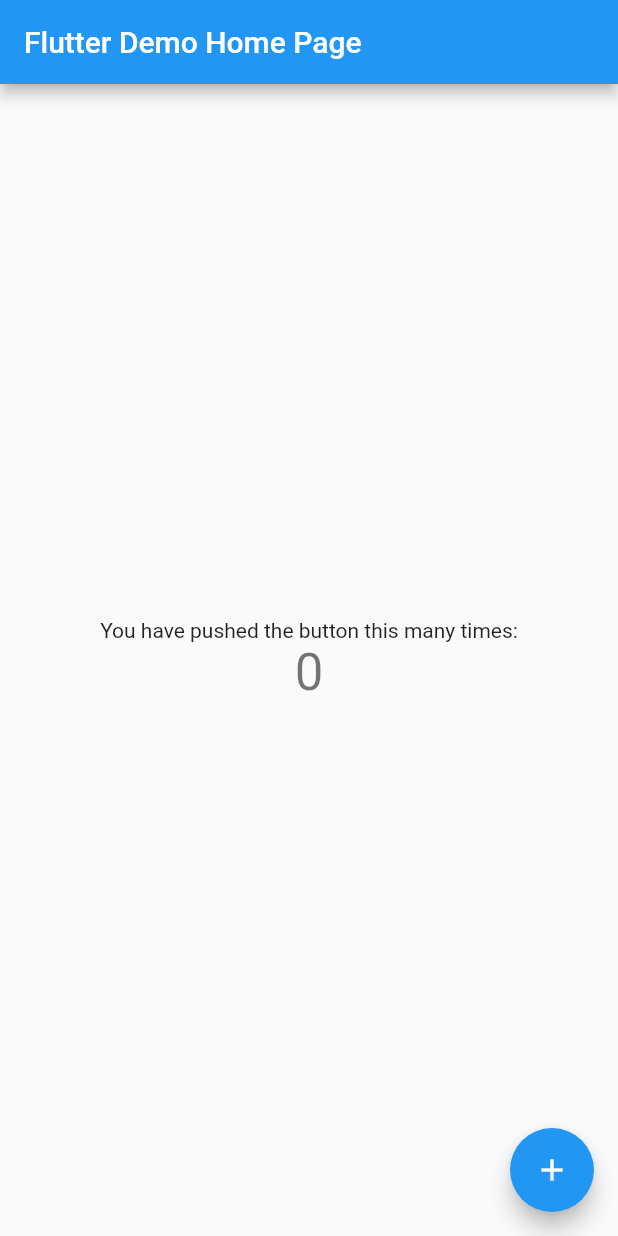
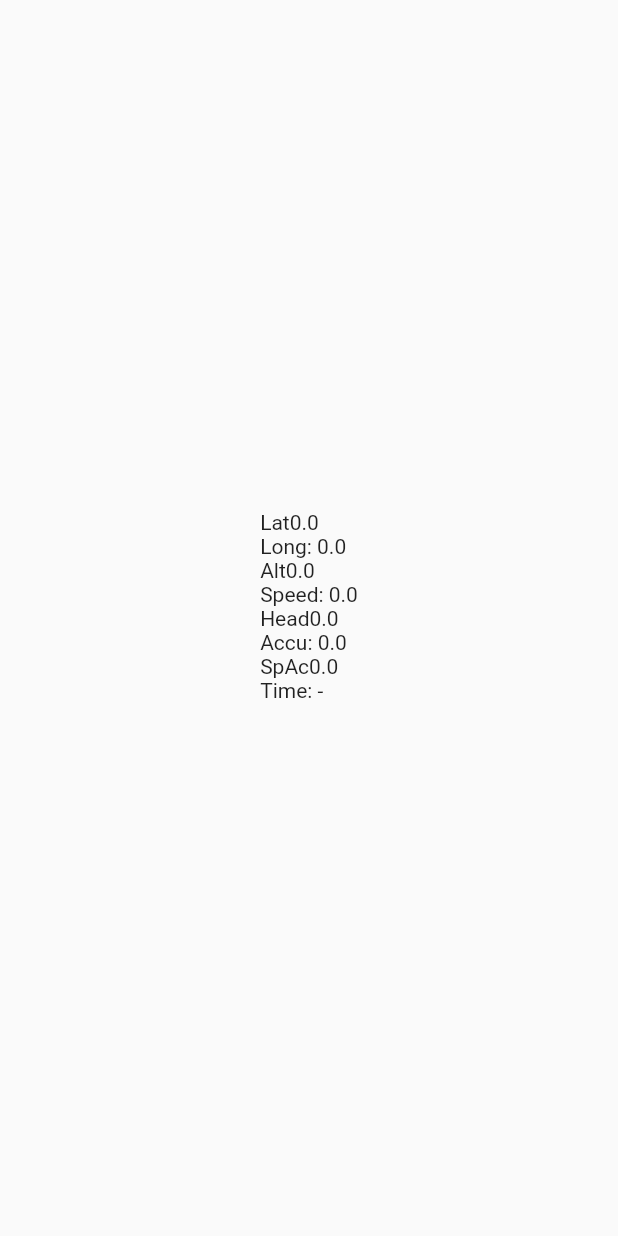
Before and after one commit to oldroger/cityracer, a Flutter app: the screen it shows after launch, on a phone screen of 412 x 824 dp. Run offline on Flutter 3.47's test engine with Material 2 defaults, Android fonts, the phone set to English and light mode, and no system bars; our stand-ins replace location, wakelock.

Commit message:
now with missing files

```diff
--- a/cityracer/lib/main.dart
+++ b/cityracer/lib/main.dart
@@ -1,113 +1,79 @@
 import 'package:flutter/material.dart';
+//import 'package:provider/provider.dart';
+import 'package:wakelock/wakelock.dart';
+
+import 'package:cityracer/control/TrackingControl.dart';
+import 'package:cityracer/model/DisplayConfigurationData.dart';
+import 'package:cityracer/model/TrackingData.dart';
 
 void main() {
-  runApp(MyApp());
+  runApp(CityRacer());
 }
 
-class MyApp extends StatelessWidget {
-  // This widget is the root of your application.
+class CityRacer extends StatelessWidget {
   @override
   Widget build(BuildContext context) {
+    Wakelock.enable();
+    /*return StreamProvider<TrackingData>(
+        initialData: TrackingData.defaultValues(),
+        create: (context) => TrackingControl().locationStream,
+        child: MaterialApp(
+          title: 'Cityracer',
+          theme: ThemeData(
+            primarySwatch: DisplayConfigurationData.primaryColor,
+          ),
+          home: const MenuView(title: 'City Racer'),
+        ));*/
     return MaterialApp(
-      title: 'Flutter Demo',
-      theme: ThemeData(
-        // This is the theme of your application.
-        //
-        // Try running your application with "flutter run". You'll see the
-        // application has a blue toolbar. Then, without quitting the app, try
-        // changing the primarySwatch below to Colors.green and then invoke
-        // "hot reload" (press "r" in the console where you ran "flutter run",
-        // or simply save your changes to "hot reload" in a Flutter IDE).
-        // Notice that the counter didn't reset back to zero; the application
-        // is not restarted.
-        primarySwatch: Colors.blue,
-      ),
-      home: MyHomePage(title: 'Flutter Demo Home Page'),
+            title: 'Cityracer',
+            theme: ThemeData(
+              primarySwatch: DisplayConfigurationData.primaryColor,
+            ),
+          home: const MenuView(title: 'City Racer')
     );
   }
 }
 
-class MyHomePage extends StatefulWidget {
-  MyHomePage({Key? key, required this.title}) : super(key: key);
-
-  // This widget is the home page of your application. It is stateful, meaning
-  // that it has a State object (defined below) that contains fields that affect
-  // how it looks.
-
-  // This class is the configuration for the state. It holds the values (in this
-  // case the title) provided by the parent (in this case the App widget) and
-  // used by the build method of the State. Fields in a Widget subclass are
-  // always marked "final".
+class MenuView extends StatefulWidget {
+  const MenuView({Key? key, required this.title}) : super(key: key);
 
   final String title;
 
   @override
-  _MyHomePageState createState() => _MyHomePageState();
+  State<MenuView> createState() => _MenuView();
 }
 
-class _MyHomePageState extends State<MyHomePage> {
-  int _counter = 0;
+class _MenuView extends State<MenuView> {
+  TrackingData _trackingData = TrackingData.defaultValues();
+  TrackingControl _trackingControl = TrackingControl();
 
-  void _incrementCounter() {
+  _MenuView(){
+    _trackingControl.startTracking(updateValues);
+
+  }
+
+  void updateValues(TrackingData trackingData) {
     setState(() {
-      // This call to setState tells the Flutter framework that something has
-      // changed in this State, which causes it to rerun the build method below
-      // so that the display can reflect the updated values. If we changed
-      // _counter without calling setState(), then the build method would not be
-      // called again, and so nothing would appear to happen.
-      _counter++;
+      _trackingData = trackingData;
     });
   }
 
   @override
   Widget build(BuildContext context) {
-    // This method is rerun every time setState is called, for instance as done
-    // by the _incrementCounter method above.
-    //
-    // The Flutter framework has been optimized to make rerunning build methods
-    // fast, so that you can just rebuild anything that needs updating rather
-    // than having to individually change instances of widgets.
+
+    //var userLocation = Provider.of<TrackingData>(context);
     return Scaffold(
-      appBar: AppBar(
-        // Here we take the value from the MyHomePage object that was created by
-        // the App.build method, and use it to set our appbar title.
-        title: Text(widget.title),
-      ),
-      body: Center(
-        // Center is a layout widget. It takes a single child and positions it
-        // in the middle of the parent.
-        child: Column(
-          // Column is also a layout widget. It takes a list of children and
-          // arranges them vertically. By default, it sizes itself to fit its
-          // children horizontally, and tries to be as tall as its parent.
-          //
-          // Invoke "debug painting" (press "p" in the console, choose the
-          // "Toggle Debug Paint" action from the Flutter Inspector in Android
-          // Studio, or the "Toggle Debug Paint" command in Visual Studio Code)
-          // to see the wireframe for each widget.
-          //
-          // Column has various properties to control how it sizes itself and
-          // how it positions its children. Here we use mainAxisAlignment to
-          // center the children vertically; the main axis here is the vertical
-          // axis because Columns are vertical (the cross axis would be
-          // horizontal).
-          mainAxisAlignment: MainAxisAlignment.center,
-          children: <Widget>[
-            Text(
-              'You have pushed the button this many times:',
-            ),
-            Text(
-              '$_counter',
-              style: Theme.of(context).textTheme.headline4,
-            ),
-          ],
+        body: Center(
+      child: Text(
+          'Lat${_trackingData.latitude} \n' +
+          'Long: ${_trackingData.longitude}\n' +
+          'Alt${_trackingData.altitude}\n' +
+          'Speed: ${_trackingData.speed}\n' +
+          'Head${_trackingData.heading}\n' +
+          'Accu: ${_trackingData.accuracy}\n' +
+          'SpAc${_trackingData.speedAccuracy}\n' +
+          'Time: ${_trackingData.dateTimeString}\n'
         ),
-      ),
-      floatingActionButton: FloatingActionButton(
-        onPressed: _incrementCounter,
-        tooltip: 'Increment',
-        child: Icon(Icons.add),
-      ), // This trailing comma makes auto-formatting nicer for build methods.
-    );
+    ));
   }
 }
--- a/cityracer/lib/model/DisplayConfigurationData.dart
+++ b/cityracer/lib/model/DisplayConfigurationData.dart
@@ -0,0 +1,5 @@
+import 'package:flutter/material.dart';
+
+class DisplayConfigurationData{
+  static MaterialColor? primaryColor = Colors.blue;
+}
--- a/cityracer/lib/model/LocationConfigurationData.dart
+++ b/cityracer/lib/model/LocationConfigurationData.dart
@@ -0,0 +1,7 @@
+import 'package:location/location.dart';
+
+class LocationConfigurationData{
+  static int interval = 0;
+  static double distanceFilter = 0.0;
+  static LocationAccuracy locationAccuracy = LocationAccuracy.navigation;
+}
--- a/cityracer/lib/model/TrackingData.dart
+++ b/cityracer/lib/model/TrackingData.dart
@@ -1,31 +1,31 @@
-class CityracerPosition {
-  final double? _longitude;
-  final double? _latitude;
-  final double? _altitude;
-  final double? _speed;
-  final double? _heading;
-  final double? _accuracy;
-  final double? _speedAccuracy;
-  final String? _dateTimeString;
-  final bool? _valid;
+class TrackingData{
+  final double longitude;
+  final double latitude;
+  final double altitude;
+  final double speed;
+  final double heading;
+  final double accuracy;
+  final double speedAccuracy;
+  final String dateTimeString;
 
-  const CityracerPosition(
-      this._longitude,
-      this._latitude,
-      this._altitude,
-      this._speed,
-      this._heading,
-      this._accuracy,
-      this._speedAccuracy,
-      this._dateTimeString) : _valid = true;
+  const TrackingData({
+    required this.longitude,
+    required this.latitude,
+    required this.altitude,
+    required this.speed,
+    required this.heading,
+    required this.accuracy,
+    required this.speedAccuracy,
+    required this.dateTimeString
+  });
 
-  double? get longitude => _longitude;
-  double? get latitude => _latitude;
-  double? get altitude => _altitude;
-  double? get speed => _speed;
-  double? get heading => _heading;
-  double? get accuracy => _accuracy;
-  double? get speedAccuracy => _speedAccuracy;
-  String? get timeIso8601 => _dateTimeString;
-  bool? get valid => _valid;
+  const TrackingData.defaultValues() :
+        this.longitude = 0.0,
+        this.latitude = 0.0,
+        this.altitude = 0.0,
+        this.speed = 0.0,
+        this.heading = 0.0,
+        this.accuracy = 0.0,
+        this.speedAccuracy = 0.0,
+        this.dateTimeString = "-";
 }
--- a/cityracer/pubspec.yaml
+++ b/cityracer/pubspec.yaml
@@ -28,6 +28,10 @@
   # The following adds the Cupertino Icons font to your application.
   # Use with the CupertinoIcons class for iOS style icons.
   cupertino_icons: ^1.0.2
+  location: ^4.0.3
+  provider: ^6.0.2
+  wakelock: ^0.5.6
+
 
 dev_dependencies:
   flutter_test:
```
Also changed, not shown: cityracer/lib/control/TrackingControl.dart (+50 -11 lines), cityracer/pubspec.lock, 9 other files.
